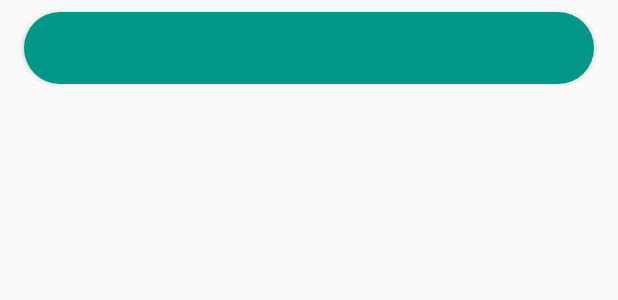
After one commit to spandey1296/E-book_Reader, an Android app: the layout study_list_row.xml on its own in the app's theme, with its tools: preview values and no code run, on a phone screen of 412 x 824 dp. The commit adds this screen. Shown: the top 300 px of the screen. Run offline under Robolectric (Android 15) with nearby library versions, the phone set to English and light mode, and no system bars.

Commit message:
create row layout for study list recycler view

```diff
--- a/app/build.gradle
+++ b/app/build.gradle
@@ -32,4 +32,5 @@ dependencies {
     androidTestImplementation 'androidx.test.ext:junit:1.1.1'
     androidTestImplementation 'androidx.test.espresso:espresso-core:3.2.0'
     implementation 'com.github.barteksc:android-pdf-viewer:2.8.2'
+    implementation 'androidx.recyclerview:recyclerview:1.0.0'
 }
--- a/app/src/main/java/com/cccexamstudy/pdf_book/MainActivity.java
+++ b/app/src/main/java/com/cccexamstudy/pdf_book/MainActivity.java
@@ -3,15 +3,18 @@ package com.cccexamstudy.pdf_book;
 import android.os.Bundle;
 
 import androidx.appcompat.app.AppCompatActivity;
+import androidx.recyclerview.widget.RecyclerView;
 
 public class MainActivity extends AppCompatActivity {
 
+    private RecyclerView studyListRecyclerView;
 
     @Override
     protected void onCreate(Bundle savedInstanceState) {
         super.onCreate(savedInstanceState);
         setContentView(R.layout.activity_main);
 
+        studyListRecyclerView = findViewById(R.id.studyListRecyclerView);
 
     }
 }
--- /dev/null
+++ b/app/src/main/res/layout/study_list_row.xml
@@ -0,0 +1,25 @@
+<?xml version="1.0" encoding="utf-8"?>
+<androidx.constraintlayout.widget.ConstraintLayout xmlns:android="http://schemas.android.com/apk/res/android"
+    xmlns:app="http://schemas.android.com/apk/res-auto"
+    android:layout_width="match_parent"
+    android:layout_height="wrap_content">
+
+    <Button
+        android:id="@+id/titleTextView"
+        android:layout_width="0dp"
+        android:layout_height="wrap_content"
+        android:layout_alignParentStart="true"
+        android:layout_alignParentEnd="true"
+        android:layout_marginStart="16dp"
+        android:layout_marginTop="8dp"
+        android:layout_marginEnd="16dp"
+        android:layout_marginBottom="8dp"
+        android:background="@drawable/rounded_corner"
+        android:textColor="@android:color/white"
+        android:textStyle="bold"
+        app:layout_constraintBottom_toBottomOf="parent"
+        app:layout_constraintEnd_toEndOf="parent"
+        app:layout_constraintStart_toStartOf="parent"
+        app:layout_constraintTop_toTopOf="parent" />
+
+</androidx.constraintlayout.widget.ConstraintLayout>
```
Also changed, not shown: app/src/main/res/layout/activity_main.xml (+12 -2 lines).
